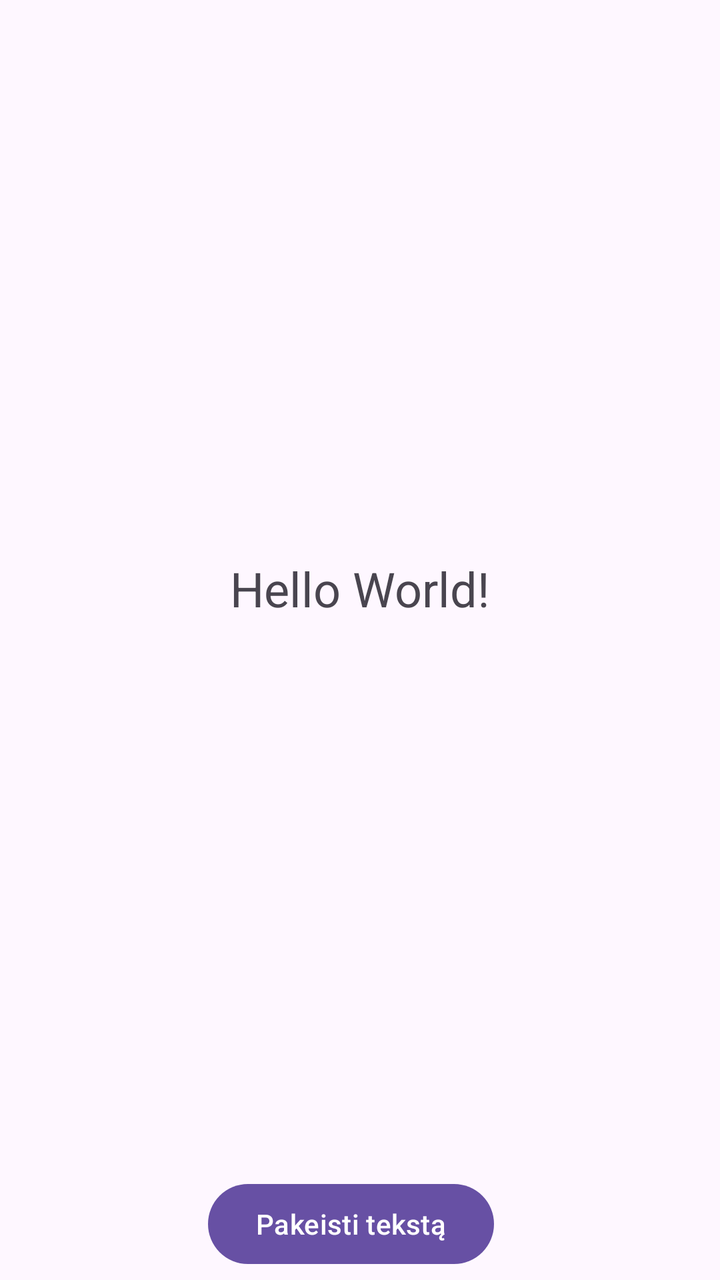
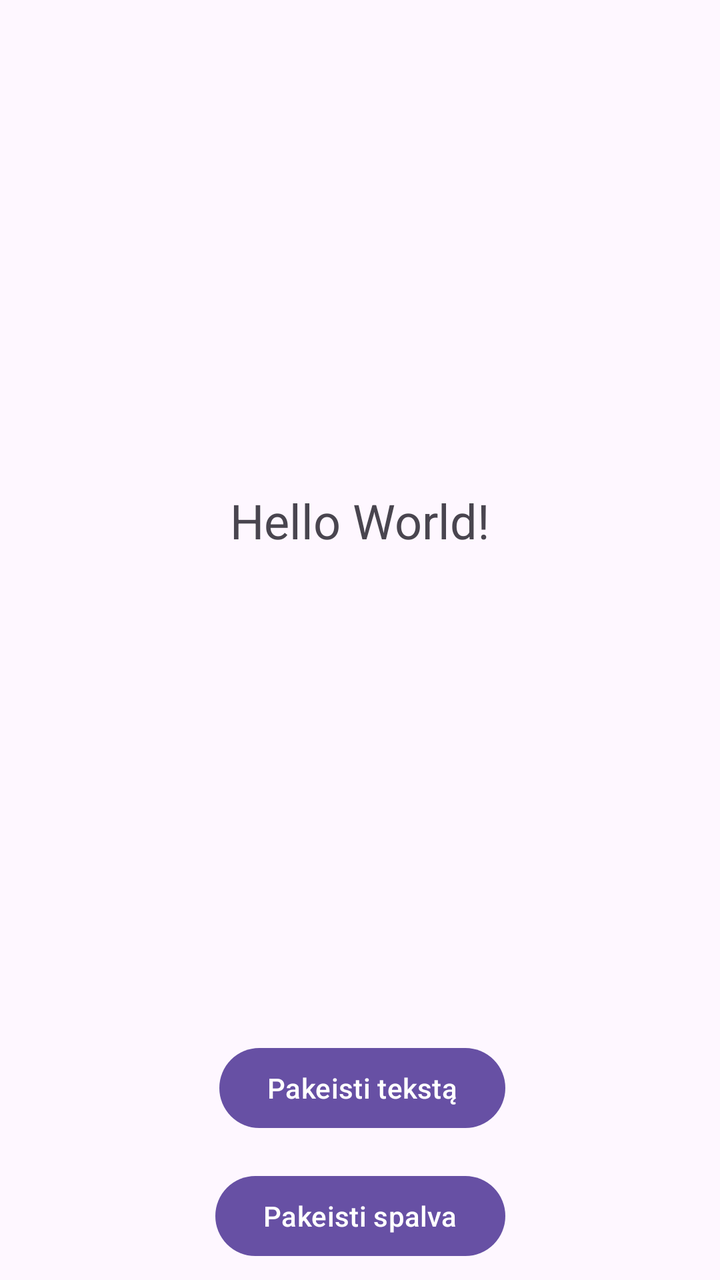

Two renders of the same Android screen: before a commit and after it. Below are the layout's source before the change and the commit's diff.
<!-- AndroidManifest.xml: application theme Theme.MyApplication -->
<!-- res/layout/activity_main.xml -->
<?xml version="1.0" encoding="utf-8"?>
<androidx.constraintlayout.widget.ConstraintLayout xmlns:android="http://schemas.android.com/apk/res/android"
    xmlns:app="http://schemas.android.com/apk/res-auto"
    xmlns:tools="http://schemas.android.com/tools"
    android:id="@+id/main"
    android:layout_width="match_parent"
    android:layout_height="match_parent"
    tools:context=".MainActivity">

    <TextView
        android:id="@+id/textView"
        android:layout_width="wrap_content"
        android:layout_height="wrap_content"
        android:text="Hello World!"
        android:textSize="24sp"
        app:layout_constraintBottom_toTopOf="@+id/button"
        app:layout_constraintEnd_toEndOf="parent"
        app:layout_constraintStart_toStartOf="parent"
        app:layout_constraintTop_toTopOf="parent" />

    <Button
        android:id="@+id/button"
        android:layout_width="wrap_content"
        android:layout_height="wrap_content"
        android:layout_marginBottom="4dp"
        android:text="Pakeisti tekstą"
        app:layout_constraintBottom_toBottomOf="parent"
        app:layout_constraintEnd_toEndOf="parent"
        app:layout_constraintHorizontal_bias="0.479"
        app:layout_constraintStart_toStartOf="parent"
        tools:ignore="HardcodedText" />

</androidx.constraintlayout.widget.ConstraintLayout>
<!-- resources referenced by this layout -->
<resources>
  <style name="Theme.MyApplication" parent="Base.Theme.MyApplication" />
  <style name="Base.Theme.MyApplication" parent="Theme.Material3.DayNight.NoActionBar">
          
          
      </style>
</resources>

<!-- the commit's change to res/layout/activity_main.xml (unified diff, before → after) -->
@@ -22,12 +22,23 @@
         android:id="@+id/button"
         android:layout_width="wrap_content"
         android:layout_height="wrap_content"
-        android:layout_marginBottom="4dp"
+        android:layout_marginBottom="72dp"
         android:text="Pakeisti tekstą"
         app:layout_constraintBottom_toBottomOf="parent"
         app:layout_constraintEnd_toEndOf="parent"
-        app:layout_constraintHorizontal_bias="0.479"
+        app:layout_constraintHorizontal_bias="0.505"
         app:layout_constraintStart_toStartOf="parent"
         tools:ignore="HardcodedText" />
 
+    <Button
+        android:id="@+id/button2"
+        android:layout_width="wrap_content"
+        android:layout_height="wrap_content"
+        android:layout_marginTop="16dp"
+        android:text="Pakeisti spalva"
+        app:layout_constraintEnd_toEndOf="parent"
+        app:layout_constraintHorizontal_bias="0.501"
+        app:layout_constraintStart_toStartOf="parent"
+        app:layout_constraintTop_toBottomOf="@id/button" />
+
 </androidx.constraintlayout.widget.ConstraintLayout>
